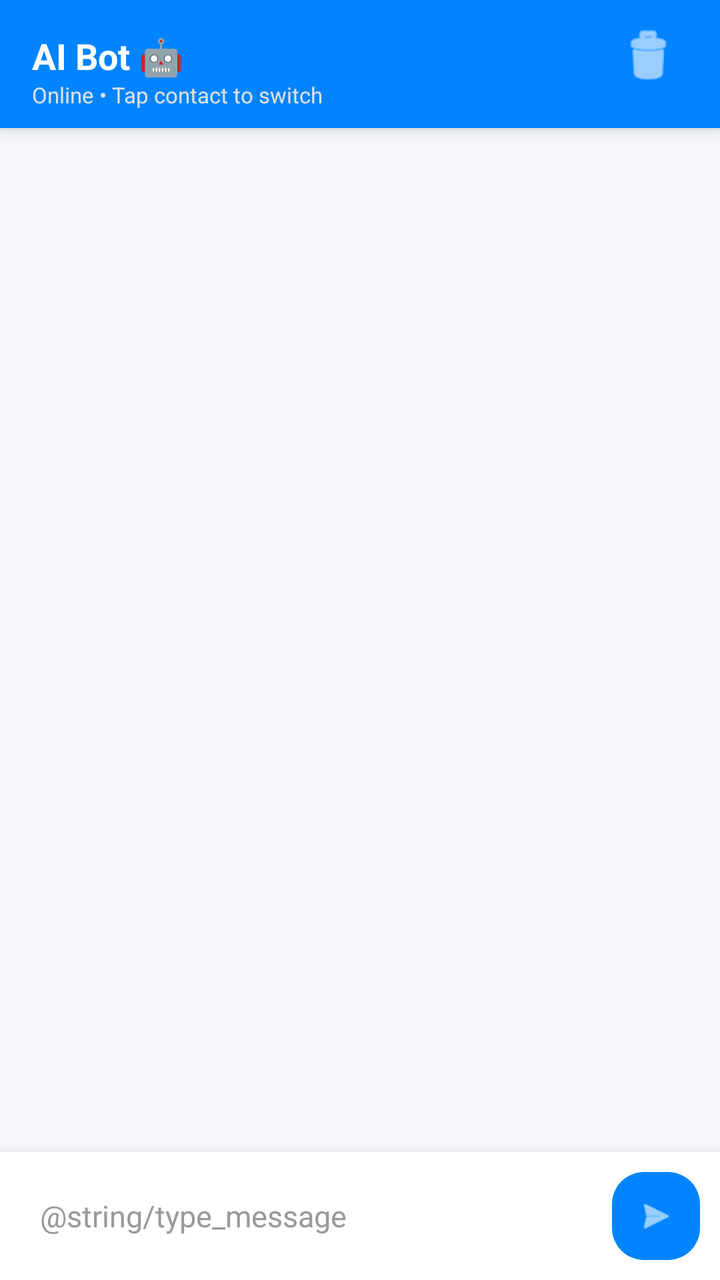
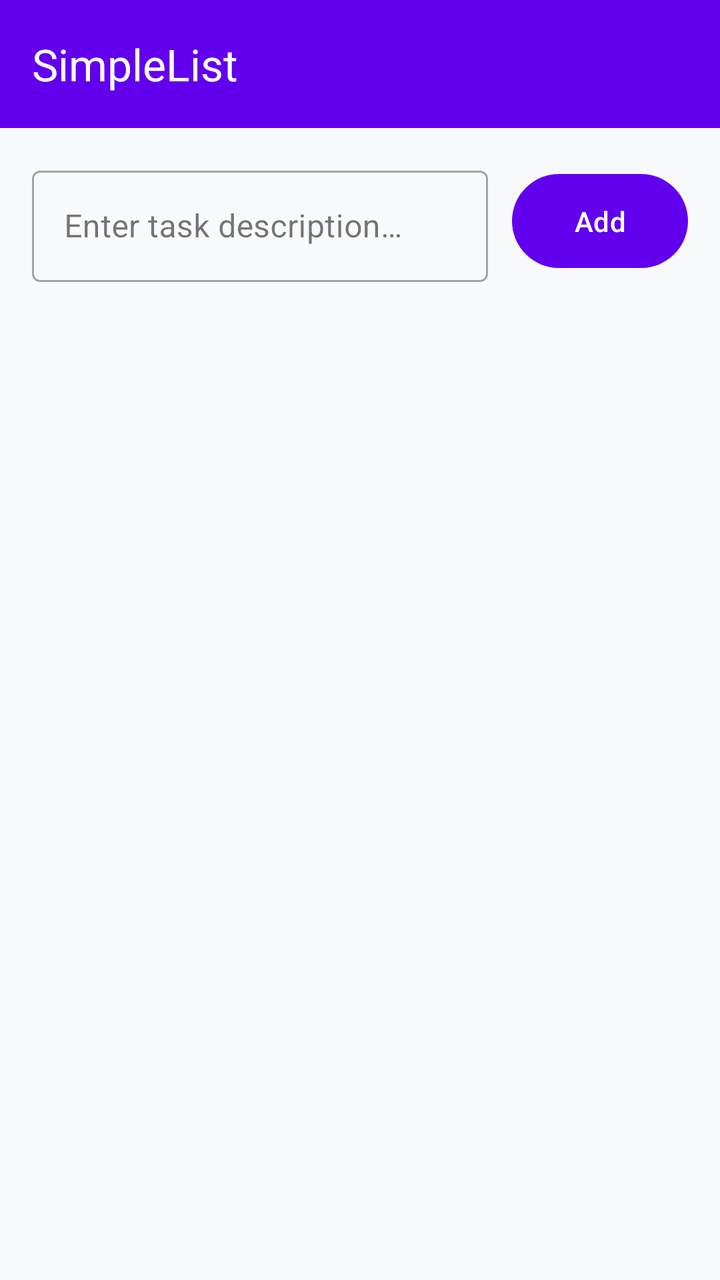

An Android layout rendered at two revisions. The XML below is the earlier revision; the diff shows what the commit changed to produce the second picture.
<!-- AndroidManifest.xml: application theme Theme.SimpleList -->
<!-- res/layout/activity_main.xml -->
<?xml version="1.0" encoding="utf-8"?>
<RelativeLayout xmlns:android="http://schemas.android.com/apk/res/android"
    xmlns:app="http://schemas.android.com/apk/res-auto"
    android:layout_width="match_parent"
    android:layout_height="match_parent"
    android:background="#F4F6F9"
    android:fitsSystemWindows="true">

    
    <LinearLayout
        android:id="@+id/headerLayout"
        android:layout_width="match_parent"
        android:layout_height="wrap_content"
        android:orientation="vertical"
        android:background="#0084FF"
        android:elevation="4dp"
        android:paddingBottom="8dp">

        <RelativeLayout
            android:layout_width="match_parent"
            android:layout_height="56dp"
            android:paddingHorizontal="16dp">

            <TextView
                android:id="@+id/tvActiveContact"
                android:layout_width="wrap_content"
                android:layout_height="wrap_content"
                android:layout_centerVertical="true"
                android:text="AI Bot 🤖"
                android:textColor="#FFFFFF"
                android:textSize="18sp"
                android:textStyle="bold" />

            <TextView
                android:id="@+id/tvStatus"
                android:layout_width="wrap_content"
                android:layout_height="wrap_content"
                android:layout_below="@id/tvActiveContact"
                android:text="Online • Tap contact to switch"
                android:textColor="#E0E0E0"
                android:textSize="11sp" />

            <ImageButton
                android:id="@+id/btnClearChat"
                android:layout_width="40dp"
                android:layout_height="40dp"
                android:layout_alignParentEnd="true"
                android:layout_centerVertical="true"
                android:background="?attr/selectableItemBackgroundBorderless"
                android:contentDescription="Clear Chat"
                android:src="@android:drawable/ic_menu_delete"
                app:tint="#FFFFFF" />
        </RelativeLayout>

        
        <HorizontalScrollView
            android:layout_width="match_parent"
            android:layout_height="wrap_content"
            android:scrollbars="none"
            android:paddingHorizontal="12dp">

            <com.google.android.material.chip.ChipGroup
                android:id="@+id/chipGroupContacts"
                android:layout_width="wrap_content"
                android:layout_height="wrap_content"
                app:singleSelection="true">

            </com.google.android.material.chip.ChipGroup>
        </HorizontalScrollView>
    </LinearLayout>

    
    <androidx.recyclerview.widget.RecyclerView
        android:id="@+id/rvMessages"
        android:layout_width="match_parent"
        android:layout_height="match_parent"
        android:layout_below="@id/headerLayout"
        android:layout_above="@id/inputContainer"
        android:clipToPadding="false"
        android:padding="12dp" />

    
    <LinearLayout
        android:id="@+id/inputContainer"
        android:layout_width="match_parent"
        android:layout_height="wrap_content"
        android:layout_alignParentBottom="true"
        android:orientation="horizontal"
        android:background="#FFFFFF"
        android:elevation="8dp"
        android:padding="8dp"
        android:gravity="center_vertical">

        <EditText
            android:id="@+id/etMessage"
            android:layout_width="0dp"
            android:layout_height="wrap_content"
            android:layout_weight="1"
            android:background="@android:color/transparent"
            android:hint="@string/type_message"
            android:textColorHint="#999999"
            android:textColor="#222222"
            android:maxLines="4"
            android:paddingHorizontal="12dp"
            android:paddingVertical="10dp"
            android:textSize="15sp" />

        <com.google.android.material.floatingactionbutton.FloatingActionButton
            android:id="@+id/btnSend"
            android:layout_width="44dp"
            android:layout_height="44dp"
            android:contentDescription="Send"
            app:fabCustomSize="44dp"
            app:maxImageSize="20dp"
            app:elevation="0dp"
            app:backgroundTint="#0084FF"
            app:tint="#FFFFFF"
            android:src="@android:drawable/ic_menu_send" />
    </LinearLayout>

</RelativeLayout>
<!-- resources referenced by this layout -->
<resources>
  <style name="Theme.SimpleList" parent="Theme.Material3.DayNight.NoActionBar">
          <item name="colorPrimary">#6200EE</item>
          <item name="colorPrimaryVariant">#3700B3</item>
          <item name="colorOnPrimary">#FFFFFF</item>
          <item name="colorSecondary">#03DAC6</item>
          <item name="colorSecondaryVariant">#018786</item>
          <item name="colorOnSecondary">#000000</item>
          <item name="android:statusBarColor">#6200EE</item>
      </style>
</resources>

<!-- the commit's change to res/layout/activity_main.xml (unified diff, before → after) -->
@@ -1,121 +1,72 @@
 <?xml version="1.0" encoding="utf-8"?>
-<RelativeLayout xmlns:android="http://schemas.android.com/apk/res/android"
+<LinearLayout
+    xmlns:android="http://schemas.android.com/apk/res/android"
     xmlns:app="http://schemas.android.com/apk/res-auto"
     android:layout_width="match_parent"
     android:layout_height="match_parent"
-    android:background="#F4F6F9"
-    android:fitsSystemWindows="true">
+    android:orientation="vertical"
+    android:background="#F8F9FA">
 
-    
-    <LinearLayout
-        android:id="@+id/headerLayout"
+    <com.google.android.material.appbar.MaterialToolbar
+        android:id="@+id/toolbar"
         android:layout_width="match_parent"
         android:layout_height="wrap_content"
-        android:orientation="vertical"
-        android:background="#0084FF"
-        android:elevation="4dp"
-        android:paddingBottom="8dp">
+        android:background="?attr/colorPrimary"
+        app:title="@string/app_name"
+        app:titleTextColor="@android:color/white"
+        android:elevation="4dp" />
 
-        <RelativeLayout
-            android:layout_width="match_parent"
-            android:layout_height="56dp"
-            android:paddingHorizontal="16dp">
-
-            <TextView
-                android:id="@+id/tvActiveContact"
-                android:layout_width="wrap_content"
-                android:layout_height="wrap_content"
-                android:layout_centerVertical="true"
-                android:text="AI Bot 🤖"
-                android:textColor="#FFFFFF"
-                android:textSize="18sp"
-                android:textStyle="bold" />
-
-            <TextView
-                android:id="@+id/tvStatus"
-                android:layout_width="wrap_content"
-                android:layout_height="wrap_content"
-                android:layout_below="@id/tvActiveContact"
-                android:text="Online • Tap contact to switch"
-                android:textColor="#E0E0E0"
-                android:textSize="11sp" />
-
-            <ImageButton
-                android:id="@+id/btnClearChat"
-                android:layout_width="40dp"
-                android:layout_height="40dp"
-                android:layout_alignParentEnd="true"
-                android:layout_centerVertical="true"
-                android:background="?attr/selectableItemBackgroundBorderless"
-                android:contentDescription="Clear Chat"
-                android:src="@android:drawable/ic_menu_delete"
-                app:tint="#FFFFFF" />
-        </RelativeLayout>
-
-        
-        <HorizontalScrollView
-            android:layout_width="match_parent"
-            android:layout_height="wrap_content"
-            android:scrollbars="none"
-            android:paddingHorizontal="12dp">
-
-            <com.google.android.material.chip.ChipGroup
-                android:id="@+id/chipGroupContacts"
-                android:layout_width="wrap_content"
-                android:layout_height="wrap_content"
-                app:singleSelection="true">
-
-            </com.google.android.material.chip.ChipGroup>
-        </HorizontalScrollView>
-    </LinearLayout>
-
-    
-    <androidx.recyclerview.widget.RecyclerView
-        android:id="@+id/rvMessages"
-        android:layout_width="match_parent"
-        android:layout_height="match_parent"
-        android:layout_below="@id/headerLayout"
-        android:layout_above="@id/inputContainer"
-        android:clipToPadding="false"
-        android:padding="12dp" />
-
-    
     <LinearLayout
-        android:id="@+id/inputContainer"
         android:layout_width="match_parent"
         android:layout_height="wrap_content"
-        android:layout_alignParentBottom="true"
         android:orientation="horizontal"
-        android:background="#FFFFFF"
-        android:elevation="8dp"
-        android:padding="8dp"
+        android:padding="16dp"
         android:gravity="center_vertical">
 
-        <EditText
-            android:id="@+id/etMessage"
+        <com.google.android.material.textfield.TextInputLayout
             android:layout_width="0dp"
             android:layout_height="wrap_content"
             android:layout_weight="1"
-            android:background="@android:color/transparent"
-            android:hint="@string/type_message"
-            android:textColorHint="#999999"
-            android:textColor="#222222"
-            android:maxLines="4"
-            android:paddingHorizontal="12dp"
-            android:paddingVertical="10dp"
-            android:textSize="15sp" />
+            android:hint="@string/add_task_hint"
+            style="@style/Widget.MaterialComponents.TextInputLayout.OutlinedBox">
 
-        <com.google.android.material.floatingactionbutton.FloatingActionButton
-            android:id="@+id/btnSend"
-            android:layout_width="44dp"
-            android:layout_height="44dp"
-            android:contentDescription="Send"
-            app:fabCustomSize="44dp"
-            app:maxImageSize="20dp"
-            app:elevation="0dp"
-            app:backgroundTint="#0084FF"
-            app:tint="#FFFFFF"
-            android:src="@android:drawable/ic_menu_send" />
+            <com.google.android.material.textfield.TextInputEditText
+                android:id="@+id/etTaskInput"
+                android:layout_width="match_parent"
+                android:layout_height="wrap_content"
+                android:inputType="textCapSentences"
+                android:maxLines="2" />
+
+        </com.google.android.material.textfield.TextInputLayout>
+
+        <com.google.android.material.button.MaterialButton
+            android:id="@+id/btnAddTask"
+            android:layout_width="wrap_content"
+            android:layout_height="wrap_content"
+            android:layout_marginStart="12dp"
+            android:text="@string/add_button"
+            android:paddingTop="14dp"
+            android:paddingBottom="14dp" />
+
     </LinearLayout>
 
-</RelativeLayout>
+    <TextView
+        android:id="@+id/tvEmptyState"
+        android:layout_width="match_parent"
+        android:layout_height="wrap_content"
+        android:gravity="center"
+        android:padding="32dp"
+        android:text="@string/empty_list_message"
+        android:textColor="#757575"
+        android:textSize="16sp"
+        android:visibility="gone" />
+
+    <androidx.recyclerview.widget.RecyclerView
+        android:id="@+id/rvTaskList"
+        android:layout_width="match_parent"
+        android:layout_height="0dp"
+        android:layout_weight="1"
+        android:paddingTop="4dp"
+        android:clipToPadding="false" />
+
+</LinearLayout>
<!-- resource entries referenced after the edit -->
@@ -1,5 +1,9 @@
 <!-- resources referenced by this layout -->
 <resources>
+  <string name="add_button">Add</string>
+  <string name="add_task_hint">Enter task description…</string>
+  <string name="app_name">SimpleList</string>
+  <string name="empty_list_message">No tasks yet! Add one above.</string>
   <style name="Theme.SimpleList" parent="Theme.Material3.DayNight.NoActionBar">
           <item name="colorPrimary">#6200EE</item>
           <item name="colorPrimaryVariant">#3700B3</item>
